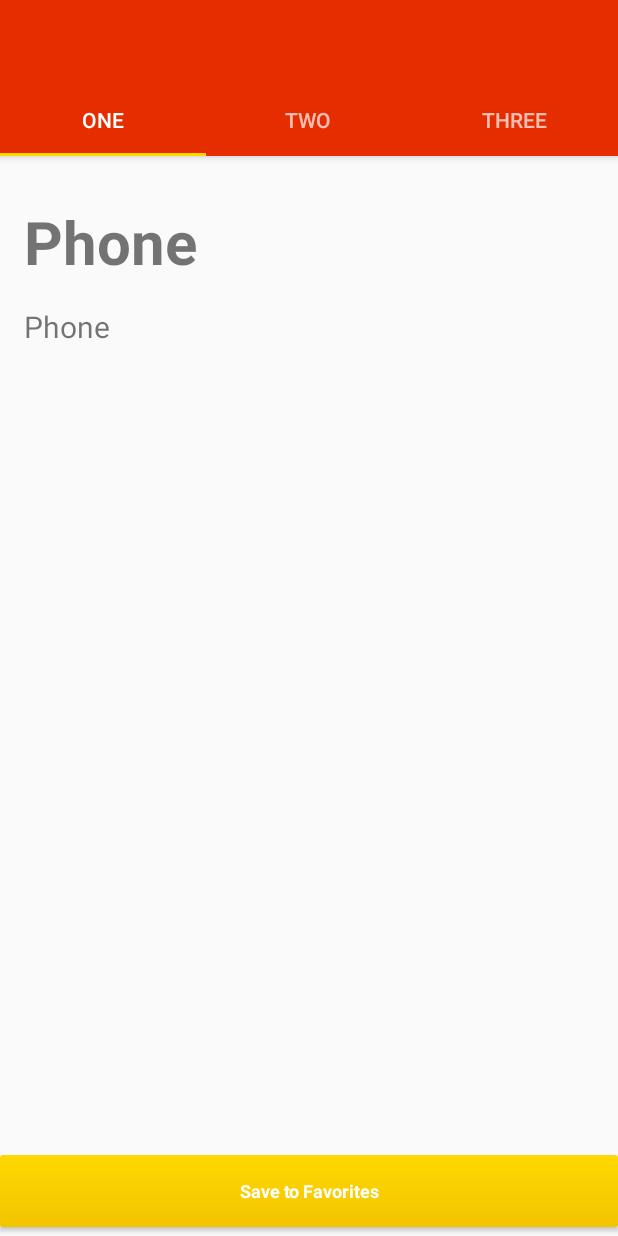
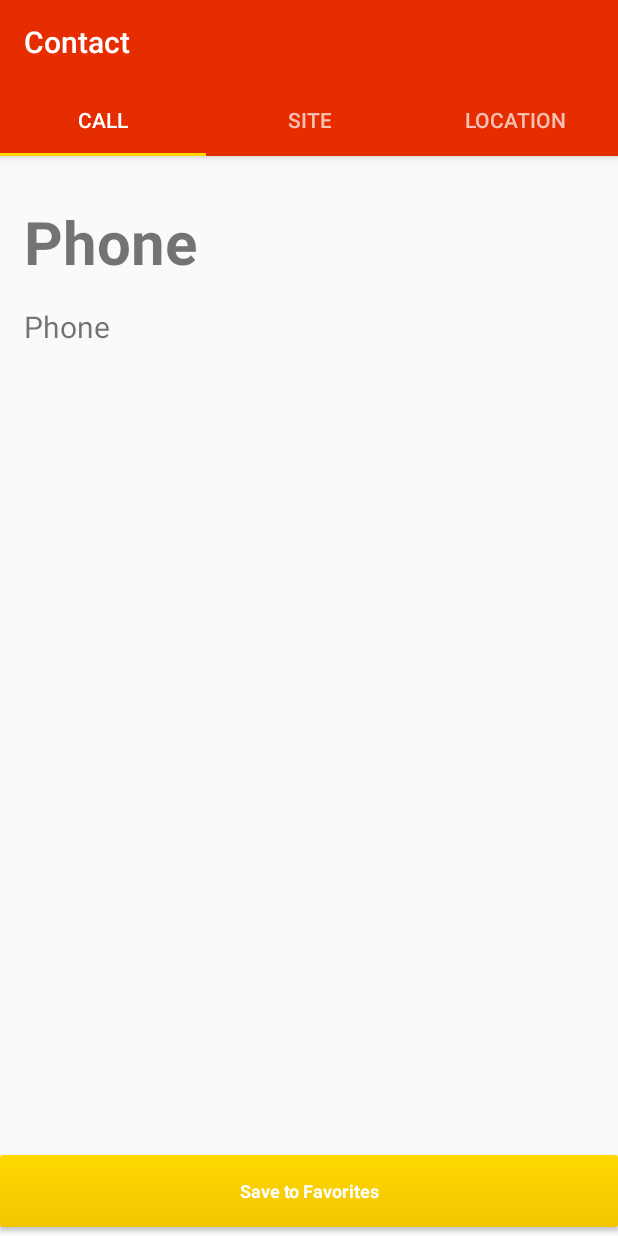
Before and after one commit to cherriewang/itp-341-final-project, an Android app: the DetailActivity screen opened directly, with no data from a screen before it, on a phone screen of 412 x 824 dp. Run offline under Robolectric (Android 15) with nearby library versions, the phone set to English and light mode, and no system bars; our stand-ins replace Firebase (no records; nobody signed in at launch, a user with empty details on screens opened directly); 6 statements that could not run were skipped.

Commit message:
change fragment names to The Real Deal

```diff
--- a/app/src/main/java/itp341/wang/cherrie/contact/DetailActivity.java
+++ b/app/src/main/java/itp341/wang/cherrie/contact/DetailActivity.java
@@ -108,9 +108,9 @@ public class DetailActivity extends AppCompatActivity {
         threeFragment.setArguments(args);
 
         ViewPagerAdapter adapter = new ViewPagerAdapter(getSupportFragmentManager());
-        adapter.addFragment(oneFragment, "ONE");
-        adapter.addFragment(twoFragment, "TWO");
-        adapter.addFragment(threeFragment, "THREE");
+        adapter.addFragment(oneFragment, "CALL");
+        adapter.addFragment(twoFragment, "SITE");
+        adapter.addFragment(threeFragment, "LOCATION");
         viewPager.setAdapter(adapter);
     }
 
--- a/app/src/main/res/values/strings.xml
+++ b/app/src/main/res/values/strings.xml
@@ -1,5 +1,5 @@
 <resources>
-    <string name="app_name"> </string>
+    <string name="app_name">Contact</string>
     <string name="welcome_line">Your Elected Officials</string>
     <string name="login">Login</string>
     <string name="signup">Signup</string>
```
